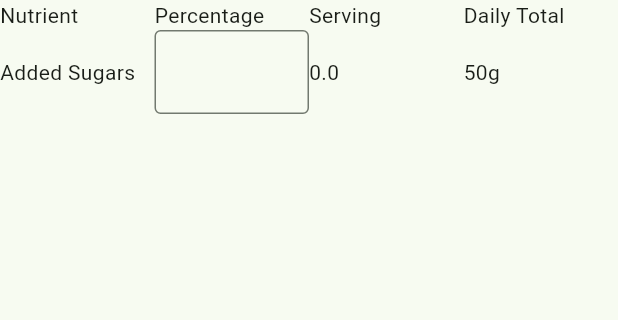
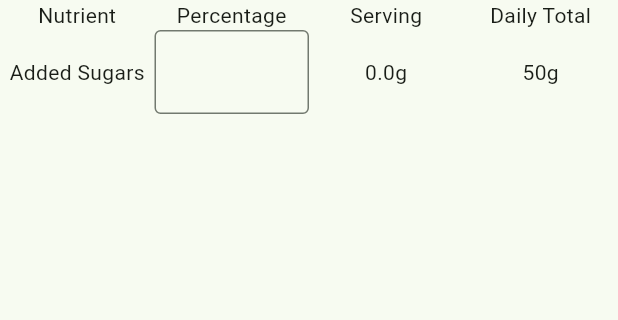
Before and after one commit to ananaso/DailyValueCalculator, a Flutter app: the screen it shows after launch, on a phone screen of 412 x 824 dp, the part 84-404 px from its top. Run offline on Flutter 3.47's test engine with Material 3 defaults, Android fonts, the phone set to English and light mode, and no system bars.

Commit message:
center all text, add helper functions

```diff
--- a/lib/main.dart
+++ b/lib/main.dart
@@ -51,7 +51,16 @@ class NutritionTable extends StatefulWidget {
 
 class _NutritionTableState extends State<NutritionTable> {
   final addedSugarDailyValue = 50;
-  num _calculatedServing = 0.0;
+  final String addedSugarUnit = 'g';
+  double _calculatedServing = 0.0;
+
+  double calculateServing(num dailyValue, double percentConsumed) {
+    return dailyValue * (percentConsumed / 100);
+  }
+
+  double parsePercentInput(String text) {
+    return double.tryParse(text) ?? 0.0;
+  }
 
   @override
   Widget build(BuildContext context) {
@@ -64,19 +73,34 @@ class _NutritionTableState extends State<NutritionTable> {
       defaultVerticalAlignment: TableCellVerticalAlignment.middle,
       children: <TableRow>[
         const TableRow(children: <Widget>[
-          Text('Nutrient'),
-          Text('Percentage'),
-          Text('Serving'),
-          Text('Daily Total'),
+          Text(
+            'Nutrient',
+            textAlign: TextAlign.center,
+          ),
+          Text(
+            'Percentage',
+            textAlign: TextAlign.center,
+          ),
+          Text(
+            'Serving',
+            textAlign: TextAlign.center,
+          ),
+          Text(
+            'Daily Total',
+            textAlign: TextAlign.center,
+          ),
         ]),
         TableRow(children: <Widget>[
-          const Text('Added Sugars'),
+          const Text(
+            'Added Sugars',
+            textAlign: TextAlign.center,
+          ),
           TableCell(
             child: TextField(
               onChanged: (text) {
                 setState(() {
-                  _calculatedServing = addedSugarDailyValue *
-                      ((double.tryParse(text) ?? 0.0) / 100);
+                  _calculatedServing = calculateServing(
+                      addedSugarDailyValue, parsePercentInput(text));
                 });
               },
               decoration: const InputDecoration(border: OutlineInputBorder()),
@@ -85,14 +109,19 @@ class _NutritionTableState extends State<NutritionTable> {
               inputFormatters: <TextInputFormatter>[
                 FilteringTextInputFormatter.allow(RegExp(r'(^\d*[\.]?\d*)')),
               ],
+              textAlign: TextAlign.center,
             ),
           ),
           TableCell(
             child: Text(
-              _calculatedServing.toStringAsFixed(1),
+              '${_calculatedServing.toStringAsFixed(1)}$addedSugarUnit',
+              textAlign: TextAlign.center,
             ),
           ),
-          const Text('50g'),
+          const Text(
+            '50g',
+            textAlign: TextAlign.center,
+          ),
         ])
       ],
     );
```
